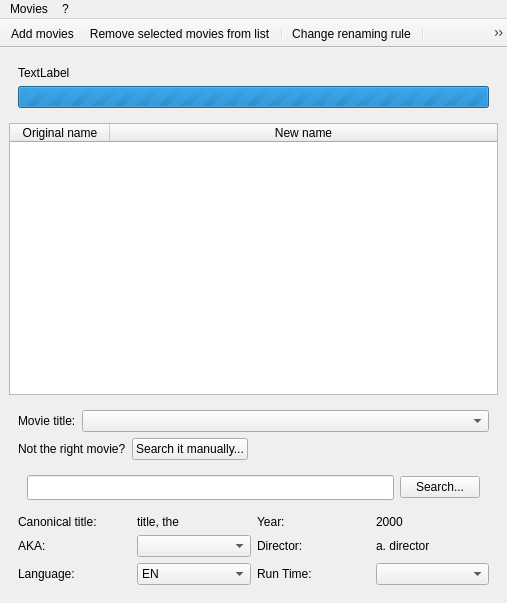
Before: the Qt Designer form src/main_window.ui in albemala/almoviesrenamer, drawn with Qt 5.
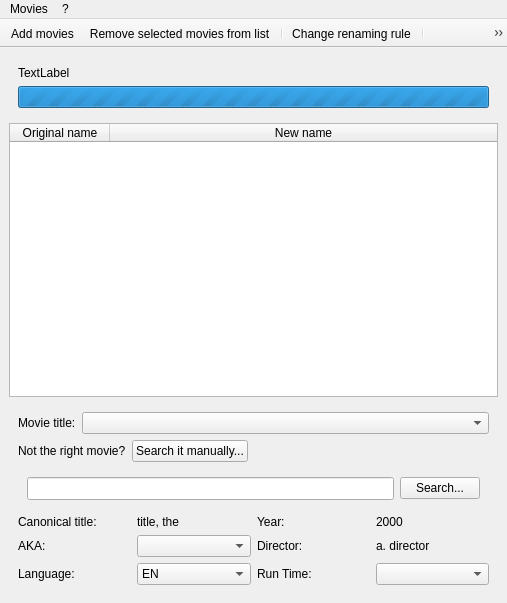
After: the same form once the commit is applied. Icons and pictures are not drawn.

Commit message: disable gui elements during title searching

```diff
--- a/src/main_window.ui
+++ b/src/main_window.ui
@@ -163,7 +163,7 @@
              <widget class="QLineEdit" name="text_title_search">
               <property name="font">
                <font>
-                <family>Monospac821 BT</family>
+                <family>DejaVu Sans Mono</family>
                </font>
               </property>
              </widget>
```
Left out of the diff: 4 changed lines with no effect on the pictures. The commit also changes 5 other files.
